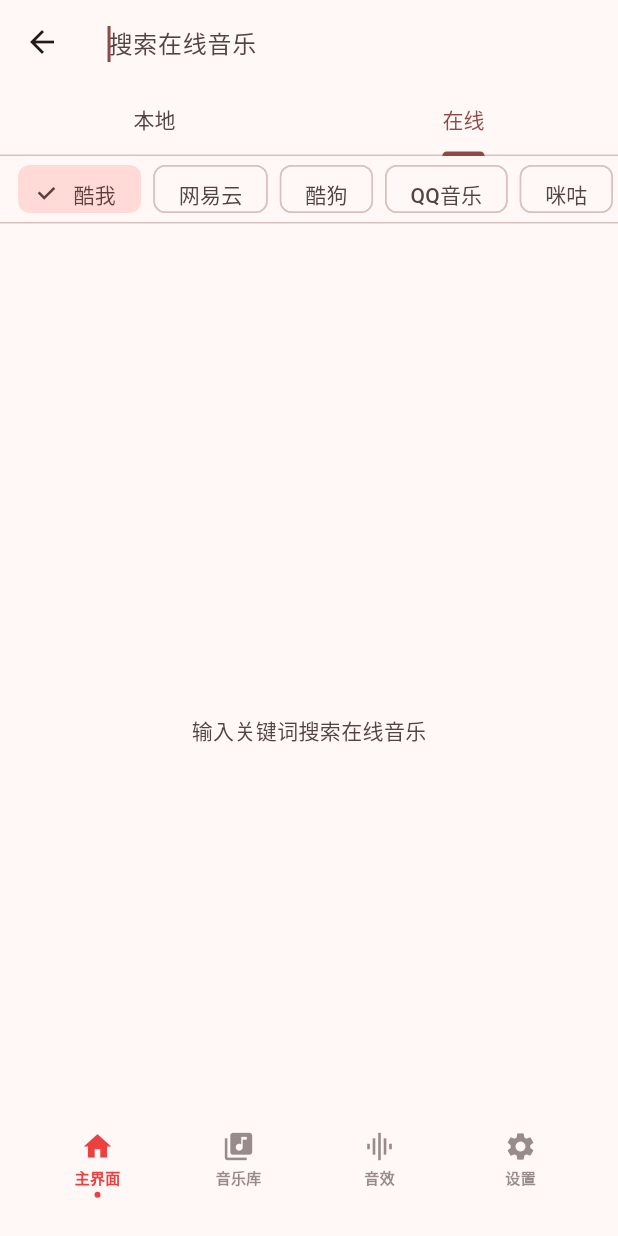
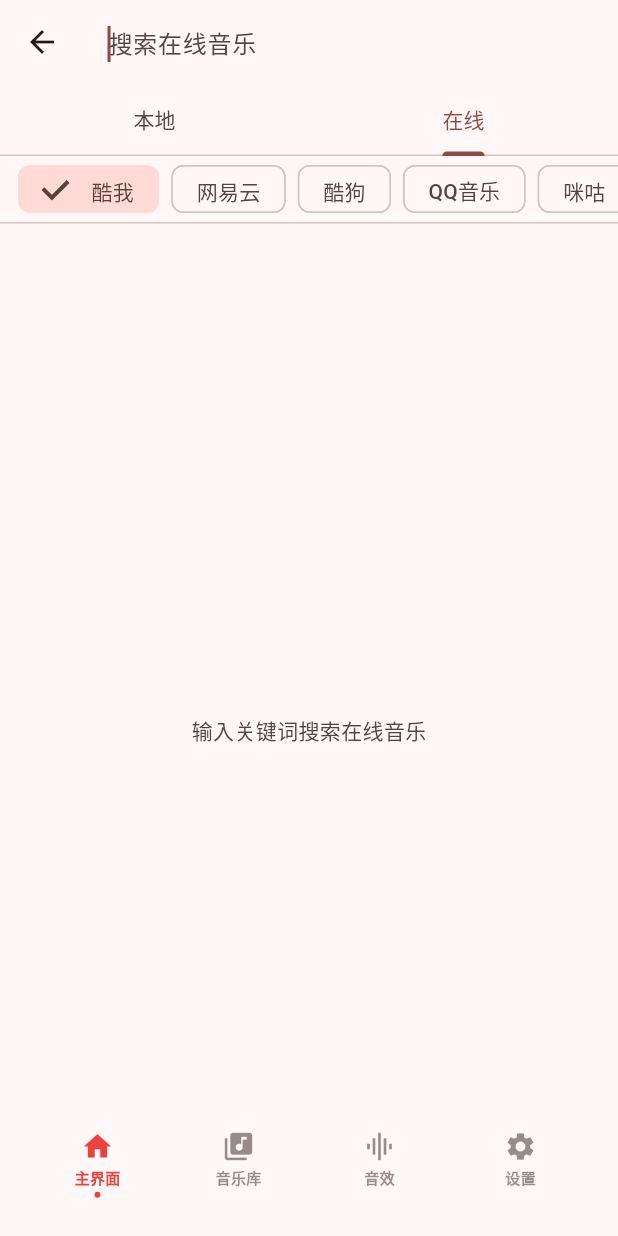
Before and after one commit to TaXiaoQi/XianYu-Music-Mobile, a Flutter app: the SearchPage screen opened by its route, tab 2 chosen, on a phone screen of 412 x 824 dp. Run offline on Flutter 3.47's test engine with Material 3 defaults, Android fonts, the phone set to English and light mode, and no system bars; our stand-ins replace cached_network_image, file_picker, flutter_riverpod, freezed_annotation, go_router, just_audio and 3 more; missing offline and left inert: dart:ffi, flutter_rust_bridge, liquid_glass_widgets; accounts and stored records are empty.

Commit message:
修复在线搜索音源切换文字偏下

```diff
--- a/lib/pages/search/search_page.dart
+++ b/lib/pages/search/search_page.dart
@@ -245,6 +245,9 @@ class _OnlineSearchTab extends ConsumerWidget {
                   padding: const EdgeInsets.only(right: 8),
                   child: ChoiceChip(
                     label: Text(s.label),
+                    // 去掉默认的垂直内边距，使 chip 自然高度与横向列表
+                    // 强制的 32px 一致，避免内部布局被压缩导致文字偏下。
+                    padding: const EdgeInsets.symmetric(horizontal: 8),
                     selected: state.source == s.id,
                     onSelected: (_) =>
                         ref.read(onlineSearchProvider.notifier).setSource(s.id),
```
